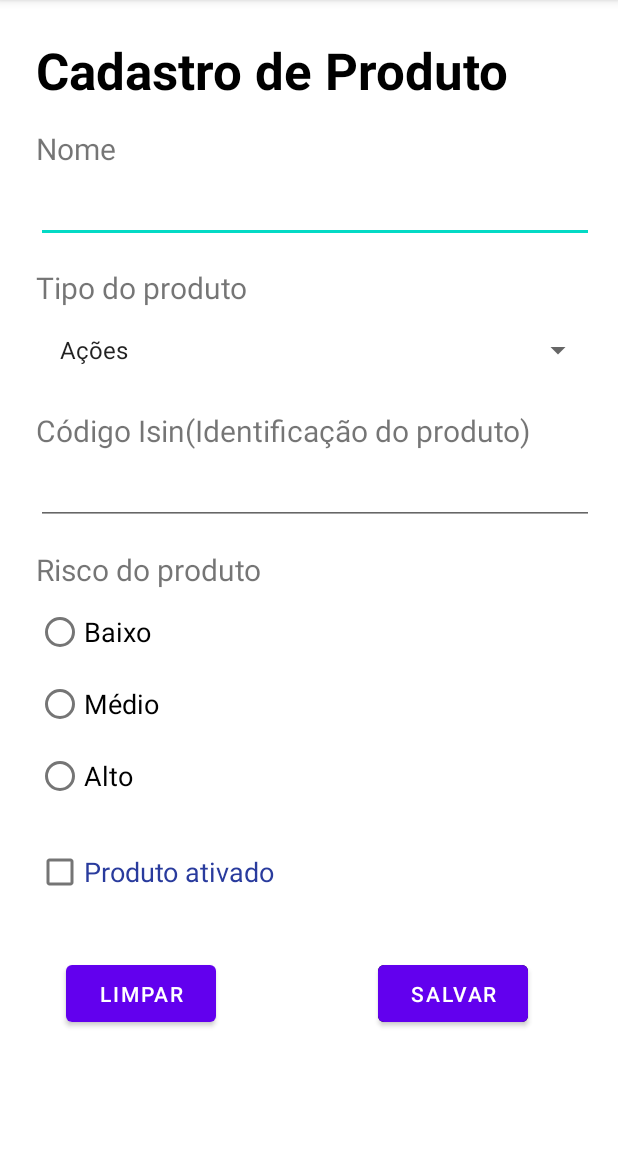
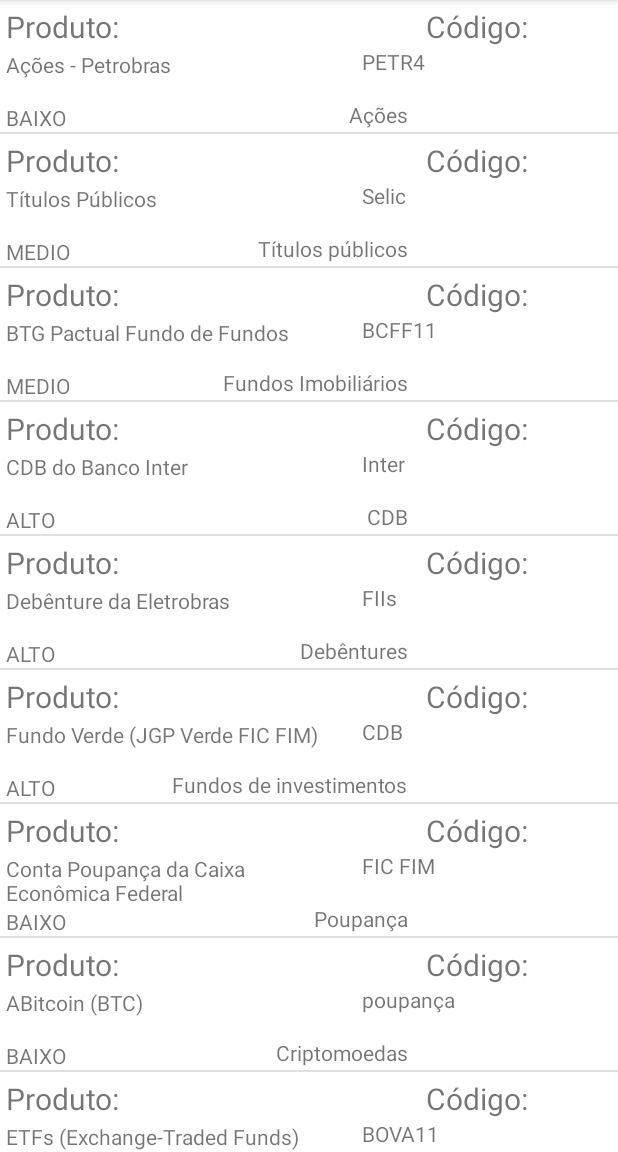
Before and after one commit to agsilvamhm/FinMonitor, an Android app: the screen it shows after launch (ProdutoActivity before the commit, ListaProdutoActivity after it), on a phone screen of 412 x 824 dp, the part 84-1236 px from its top. Run offline under Robolectric (Android 15) with nearby library versions, the light colour scheme and no system bars; Roboto replaces fonts that are not available here.

Commit message:
Implementação da entrega 2 finalizada

```diff
--- a/app/src/main/java/com/agsilva/finmonitor/modelo/Produto.java
+++ b/app/src/main/java/com/agsilva/finmonitor/modelo/Produto.java
@@ -1,2 +1,68 @@
-package com.agsilva.finmonitor.modelo;public class Produto {
+package com.agsilva.finmonitor.modelo;
+
+public class Produto {
+    private String nome;
+    private String codigo;
+    private ProdutoRisco risco;
+    private TipoProduto tipo;
+    private Boolean ativado;
+
+    public Produto(String nome, String codigo, ProdutoRisco risco, TipoProduto tipo, Boolean ativado) {
+        this.nome = nome;
+        this.codigo = codigo;
+        this.risco = risco;
+        this.tipo = tipo;
+        this.ativado = ativado;
+    }
+
+    public String getNome() {
+        return nome;
+    }
+
+    public void setNome(String nome) {
+        this.nome = nome;
+    }
+
+    public String getCodigo() {
+        return codigo;
+    }
+
+    public void setCodigo(String codigo) {
+        this.codigo = codigo;
+    }
+
+    public ProdutoRisco getRisco() {
+        return risco;
+    }
+
+    public void setRisco(ProdutoRisco risco) {
+        this.risco = risco;
+    }
+
+    public TipoProduto getTipo() {
+        return tipo;
+    }
+
+    public void setTipo(TipoProduto tipo) {
+        this.tipo = tipo;
+    }
+
+    public Boolean getAtivado() {
+        return ativado;
+    }
+
+    public void setAtivado(Boolean ativado) {
+        this.ativado = ativado;
+    }
+
+    @Override
+    public String toString() {
+        return "Produto{" +
+                "nome='" + nome + '\'' +
+                ", codigo='" + codigo + '\'' +
+                ", risco=" + risco +
+                ", tipo=" + tipo +
+                ", ativado=" + ativado +
+                '}';
+    }
 }
--- a/app/src/main/java/com/agsilva/finmonitor/modelo/ProdutoRisco.java
+++ b/app/src/main/java/com/agsilva/finmonitor/modelo/ProdutoRisco.java
@@ -1,2 +1,7 @@
-package com.agsilva.finmonitor.modelo;public enum ProdutoRisco {
+package com.agsilva.finmonitor.modelo;
+
+public enum ProdutoRisco {
+    BAIXO,
+    MEDIO,
+    ALTO
 }
--- a/app/src/main/java/com/agsilva/finmonitor/modelo/TipoProduto.java
+++ b/app/src/main/java/com/agsilva/finmonitor/modelo/TipoProduto.java
@@ -1,2 +1,24 @@
-package com.agsilva.finmonitor.modelo;public class TipoProduto {
+package com.agsilva.finmonitor.modelo;
+
+public class TipoProduto {
+    private String nome;
+
+    public TipoProduto(String nome){
+        this.nome = nome;
+    }
+
+    public String getNome() {
+        return nome;
+    }
+
+    public void setNome(String nome) {
+        this.nome = nome;
+    }
+
+    @Override
+    public String toString() {
+        return "TipoProduto{" +
+                "nome='" + nome + '\'' +
+                '}';
+    }
 }
--- /dev/null
+++ b/app/src/main/java/com/agsilva/finmonitor/util/ProdutoAdapter.java
@@ -0,0 +1,72 @@
+package com.agsilva.finmonitor.util;
+
+import android.content.Context;
+import android.view.LayoutInflater;
+import android.view.View;
+import android.view.ViewGroup;
+import android.widget.BaseAdapter;
+import android.widget.TextView;
+
+import com.agsilva.finmonitor.R;
+import com.agsilva.finmonitor.modelo.Produto;
+import com.agsilva.finmonitor.modelo.ProdutoRisco;
+
+import java.util.List;
+
+public class ProdutoAdapter extends BaseAdapter {
+    private Context context;
+    private List<Produto> produtos;
+
+    public static class ProdutoHolder{
+        public TextView textViewNome;
+        public TextView textViewCodigo;
+        public TextView textViewRisco;
+        public TextView textViewTipo;
+
+    }
+
+    public ProdutoAdapter(Context context, List<Produto> produtos){
+        this.context = context;
+        this.produtos = produtos;
+    }
+
+    @Override
+    public int getCount() {
+        return produtos.size();
+    }
+
+    @Override
+    public Object getItem(int i) {
+        return produtos.get(i);
+    }
+
+    @Override
+    public long getItemId(int i) {
+        return 0;
+    }
+
+    @Override
+    public View getView(int i, View view, ViewGroup viewGroup) {
+        ProdutoHolder holder;
+
+        if(view == null){
+            LayoutInflater inflater = (LayoutInflater) context.getSystemService(context.LAYOUT_INFLATER_SERVICE);
+            view = inflater.inflate(R.layout.lista_view_produtos, viewGroup, false);
+
+            holder = new ProdutoHolder();
+            holder.textViewNome = view.findViewById(R.id.textViewNome);
+            holder.textViewCodigo = view.findViewById(R.id.textViewCodigo);
+            holder.textViewRisco = view.findViewById(R.id.textViewRisco);
+            holder.textViewTipo = view.findViewById(R.id.textViewTipo);
+
+            view.setTag(holder);
+        } else {
+            holder = (ProdutoHolder) view.getTag();
+        }
+        holder.textViewNome.setText(produtos.get(i).getNome());
+        holder.textViewCodigo.setText(produtos.get(i).getCodigo());
+        holder.textViewRisco.setText(produtos.get(i).getRisco().name());
+        holder.textViewTipo.setText(produtos.get(i).getTipo().getNome());
+        return view;
+    }
+}
--- /dev/null
+++ b/app/src/main/java/com/agsilva/finmonitor/view/ListaProdutoActivity.java
@@ -0,0 +1,68 @@
+package com.agsilva.finmonitor.view;
+
+import android.os.Bundle;
+import android.view.View;
+import android.widget.AdapterView;
+import android.widget.ArrayAdapter;
+import android.widget.ListView;
+import android.widget.Toast;
+
+import androidx.activity.EdgeToEdge;
+import androidx.appcompat.app.AppCompatActivity;
+import androidx.core.graphics.Insets;
+import androidx.core.view.ViewCompat;
+import androidx.core.view.WindowInsetsCompat;
+
+import com.agsilva.finmonitor.R;
+import com.agsilva.finmonitor.modelo.Produto;
+import com.agsilva.finmonitor.modelo.ProdutoRisco;
+import com.agsilva.finmonitor.modelo.TipoProduto;
+import com.agsilva.finmonitor.util.ProdutoAdapter;
+
+import java.util.ArrayList;
+
+public class ListaProdutoActivity extends AppCompatActivity {
+    private ListView listaViewProdutos;
+
+    @Override
+    protected void onCreate(Bundle savedInstanceState) {
+        super.onCreate(savedInstanceState);
+        EdgeToEdge.enable(this);
+        setContentView(R.layout.activity_lista_produto);
+        ViewCompat.setOnApplyWindowInsetsListener(findViewById(R.id.main), (v, insets) -> {
+            Insets systemBars = insets.getInsets(WindowInsetsCompat.Type.systemBars());
+            v.setPadding(systemBars.left, systemBars.top, systemBars.right, systemBars.bottom);
+            return insets;
+        });
+
+        listaViewProdutos = findViewById(R.id.listaViewProdutos);
+
+        listaViewProdutos.setOnItemClickListener(new AdapterView.OnItemClickListener() {
+            @Override
+            public void onItemClick(AdapterView<?> adapterView, View view, int position, long id) {
+                Produto produto = (Produto) listaViewProdutos.getItemAtPosition(position);
+                Toast.makeText(getApplicationContext(), getString(R.string.o_produto) + produto.getNome() + getString(R.string.foi_clicado), Toast.LENGTH_LONG).show();
+            }
+        });
+
+        popularLista();
+    }
+
+    private void popularLista(){
+        String[] nomes = getResources().getStringArray(R.array.nomes);
+        String[] codigos = getResources().getStringArray(R.array.codigos);
+        String[] tipos = getResources().getStringArray(R.array.tipos);
+        int[] risco = getResources().getIntArray(R.array.tipo_risco);
+
+        Produto produto = null;
+        ArrayList<Produto> produtos = new ArrayList<>();
+
+        for (int cont=0; cont < nomes.length; cont++){
+            produtos.add(new Produto(nomes[cont],codigos[cont], ProdutoRisco.values()[risco[cont]], new TipoProduto(tipos[cont]),false));
+        }
+
+      //  ArrayAdapter<Produto> adapter = new ArrayAdapter<>(this, android.R.layout.simple_list_item_1, produtos);
+        ProdutoAdapter adapter = new ProdutoAdapter(this, produtos);
+        listaViewProdutos.setAdapter(adapter);
+    }
+}
--- a/app/src/main/java/com/agsilva/finmonitor/view/ProdutoActivity.java
+++ b/app/src/main/java/com/agsilva/finmonitor/view/ProdutoActivity.java
@@ -88,7 +88,7 @@
 
          if (radioGroup.getCheckedRadioButtonId() == -1){
              Toast.makeText(this, R.string.risco_produto, Toast.LENGTH_SHORT).show();
-             radioGroup.requestFocus();
+             //radioGroup.requestFocus(1);
              return;
          }
         Toast.makeText(this, R.string.sucesso, Toast.LENGTH_LONG).show();
--- /dev/null
+++ b/app/src/main/res/layout/activity_lista_produto.xml
@@ -0,0 +1,21 @@
+<?xml version="1.0" encoding="utf-8"?>
+<androidx.constraintlayout.widget.ConstraintLayout xmlns:android="http://schemas.android.com/apk/res/android"
+    xmlns:app="http://schemas.android.com/apk/res-auto"
+    xmlns:tools="http://schemas.android.com/tools"
+    android:id="@+id/main"
+    android:layout_width="match_parent"
+    android:layout_height="match_parent"
+    tools:context=".view.ListaProdutoActivity">
+
+    <LinearLayout
+        android:layout_width="match_parent"
+        android:layout_height="match_parent"
+        android:orientation="vertical">
+
+        <ListView
+
+            android:id="@+id/listaViewProdutos"
+            android:layout_width="match_parent"
+            android:layout_height="match_parent" />
+    </LinearLayout>
+</androidx.constraintlayout.widget.ConstraintLayout>
--- /dev/null
+++ b/app/src/main/res/layout/lista_view_produtos.xml
@@ -0,0 +1,80 @@
+<?xml version="1.0" encoding="utf-8"?>
+<LinearLayout xmlns:android="http://schemas.android.com/apk/res/android"
+    xmlns:app="http://schemas.android.com/apk/res-auto"
+    xmlns:tools="http://schemas.android.com/tools"
+    android:layout_width="match_parent"
+    android:layout_height="match_parent">
+
+    <androidx.constraintlayout.widget.ConstraintLayout
+        android:layout_width="match_parent"
+        android:layout_height="match_parent"
+        android:layout_weight="1">
+
+        <TextView
+            android:id="@+id/textNomeProduto"
+            android:layout_width="wrap_content"
+            android:layout_height="wrap_content"
+            android:layout_marginStart="4dp"
+            android:layout_marginTop="4dp"
+            android:text="Produto:"
+            android:textSize="20sp"
+            app:layout_constraintStart_toStartOf="parent"
+            app:layout_constraintTop_toTopOf="parent" />
+
+        <TextView
+            android:id="@+id/textCodigoProduto"
+            android:layout_width="wrap_content"
+            android:layout_height="wrap_content"
+            android:layout_marginStart="204dp"
+            android:layout_marginTop="4dp"
+            android:text="Código:"
+            android:textSize="20sp"
+            app:layout_constraintStart_toEndOf="@+id/textNomeProduto"
+            app:layout_constraintTop_toTopOf="parent" />
+
+        <TextView
+            android:id="@+id/textViewNome"
+            android:layout_width="229dp"
+            android:layout_height="31dp"
+            android:layout_marginStart="4dp"
+            android:layout_marginTop="2dp"
+            android:layout_weight="1"
+            android:text="TextView"
+            app:layout_constraintStart_toStartOf="parent"
+            app:layout_constraintTop_toBottomOf="@+id/textNomeProduto" />
+
+        <TextView
+            android:id="@+id/textViewCodigo"
+            android:layout_width="164dp"
+            android:layout_height="31dp"
+            android:layout_marginStart="8dp"
+            android:layout_weight="1"
+            android:text="TextView"
+            app:layout_constraintStart_toEndOf="@+id/textViewNome"
+            app:layout_constraintTop_toBottomOf="@+id/textCodigoProduto" />
+
+        <TextView
+            android:id="@+id/textViewRisco"
+            android:layout_width="wrap_content"
+            android:layout_height="wrap_content"
+            android:layout_marginStart="4dp"
+            android:layout_marginTop="4dp"
+            android:text="Risco"
+            android:textSize="14sp"
+            app:layout_constraintStart_toStartOf="parent"
+            app:layout_constraintTop_toBottomOf="@+id/textViewNome" />
+
+        <TextView
+            android:id="@+id/textViewTipo"
+            android:layout_width="wrap_content"
+            android:layout_height="wrap_content"
+            android:layout_marginTop="4dp"
+            android:layout_marginEnd="140dp"
+            android:text="Tipo"
+            android:textSize="14sp"
+            app:layout_constraintEnd_toEndOf="parent"
+            app:layout_constraintTop_toBottomOf="@+id/textViewCodigo" />
+
+    </androidx.constraintlayout.widget.ConstraintLayout>
+
+</LinearLayout>
--- /dev/null
+++ b/app/src/main/res/values/array_nomes.xml
@@ -0,0 +1,54 @@
+<?xml version="1.0" encoding="utf-8"?>
+<resources>
+    <string-array name="nomes">
+        <item>Ações - Petrobras</item>
+        <item>Títulos Públicos</item>
+        <item>BTG Pactual Fundo de Fundos</item>
+        <item>CDB do Banco Inter</item>
+        <item>Debênture da Eletrobras</item>
+        <item>Fundo Verde (JGP Verde FIC FIM)</item>
+        <item>Conta Poupança da Caixa Econômica Federal</item>
+        <item>ABitcoin (BTC)</item>
+        <item>ETFs (Exchange-Traded Funds) </item>
+        <item>Previdência Privada </item>
+    </string-array>
+
+    <string-array name="codigos">
+         <item>PETR4</item>
+         <item>Selic</item>
+         <item>BCFF11</item>
+         <item>Inter</item>
+         <item>FIIs</item>
+         <item>CDB</item>
+         <item>FIC FIM</item>
+         <item>poupança</item>
+         <item>BOVA11</item>
+         <item>VGBL</item>
+    </string-array>
+
+    <integer-array name="tipo_risco">
+        <item>0</item>
+        <item>1</item>
+        <item>1</item>
+        <item>2</item>
+        <item>2</item>
+        <item>2</item>
+        <item>0</item>
+        <item>0</item>
+        <item>1</item>
+        <item>1</item>
+    </integer-array>
+
+    <string-array name="tipos">
+        <item>Ações</item>
+        <item>Títulos públicos</item>
+        <item>Fundos Imobiliários</item>
+        <item>CDB</item>
+        <item>Debêntures</item>
+        <item>Fundos de investimentos</item>
+        <item>Poupança</item>
+        <item>Criptomoedas</item>
+        <item>ETFs</item>
+        <item>Previdência privada</item>
+    </string-array>
+</resources>
--- a/app/src/main/res/values/strings.xml
+++ b/app/src/main/res/values/strings.xml
@@ -16,4 +16,6 @@
     <string name="risco_produto">É necessário indicar o grau de risco do produto!</string>
     <string name="campos_reiniciados">Campos reiniciados!</string>
     <string name="sucesso">Operação realizada com sucesso!</string>
+    <string name="foi_clicado">" foi clicado!"</string>
+    <string name="o_produto">"O produto: "</string>
 </resources>
```
Also changed, not shown: app/src/main/AndroidManifest.xml (+10 -4 lines).
